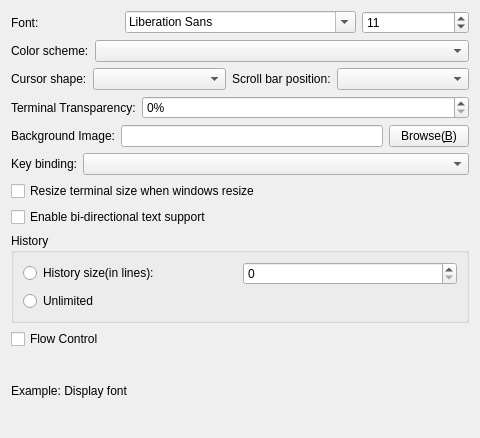
Old version of the form Src/Terminal/ParameterTerminalUI.ui in the repository KangLin/RabbitRemoteControl.
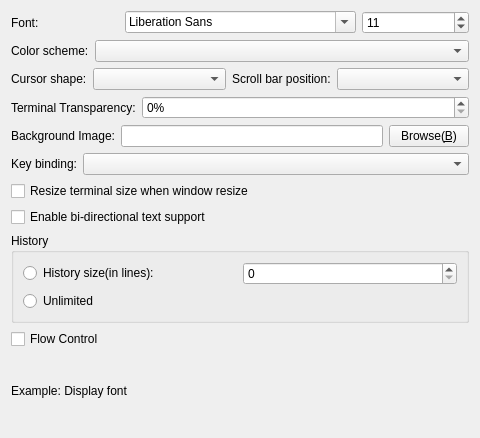
New version of the form.

Diff of the .ui file:
```diff
--- a/Src/Terminal/ParameterTerminalUI.ui
+++ b/Src/Terminal/ParameterTerminalUI.ui
@@ -216,7 +216,7 @@
    <item row="6" column="0">
     <widget class="QCheckBox" name="cbShowResize">
      <property name="text">
-      <string>Resize terminal size when windows resize</string>
+      <string>Resize terminal size when window resize</string>
      </property>
     </widget>
    </item>
```
